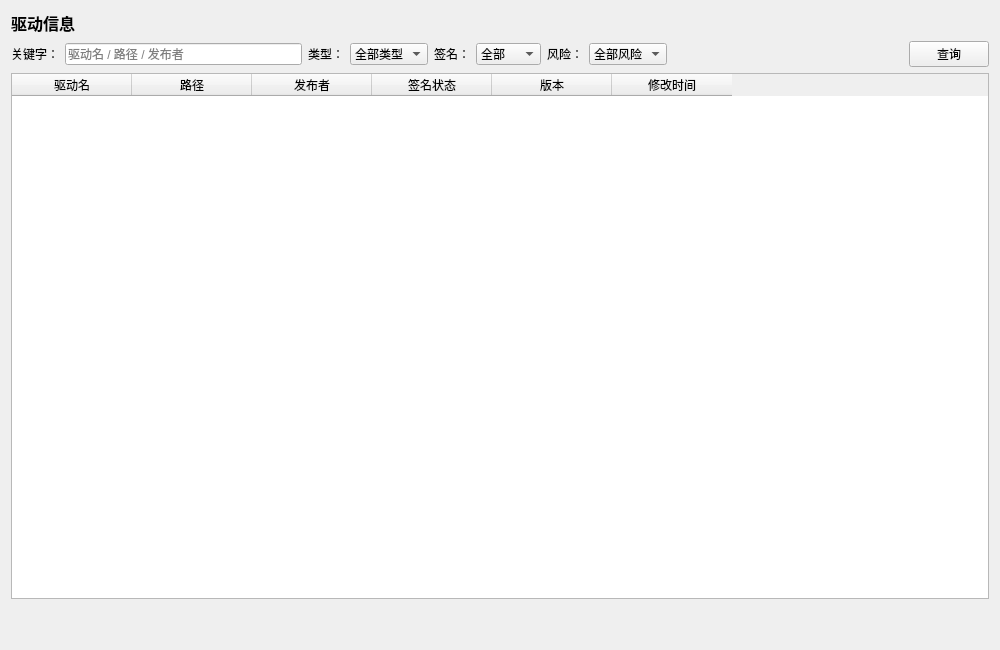
First picture: the form in ui/DriverInfoPage.ui, repository rakehellsx/MaliciousDetector, before the edit.
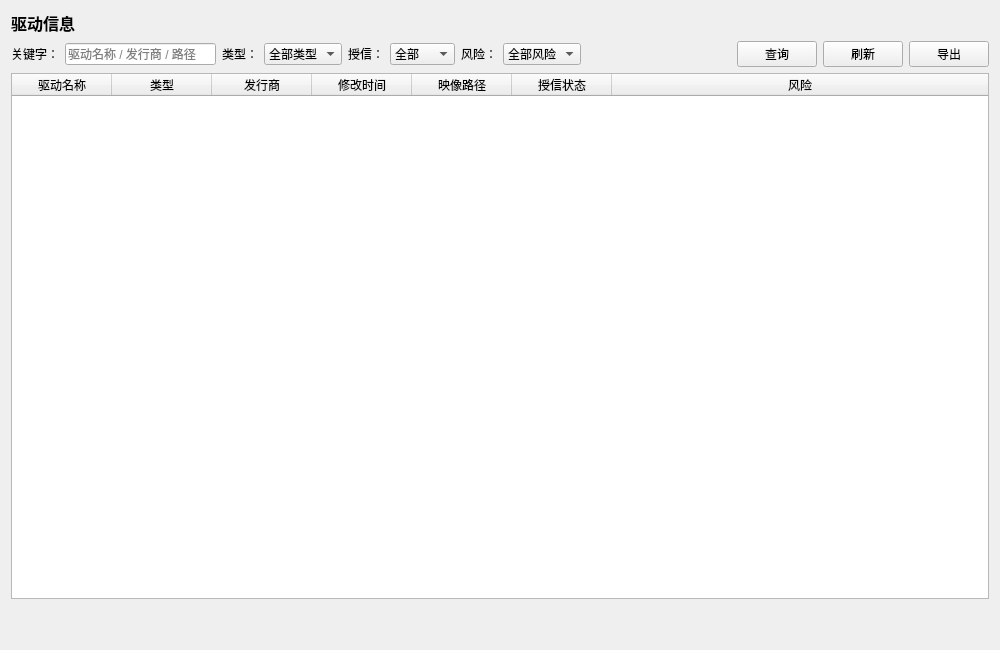
Second picture: the form after the edit.

The edit to the form file:
```diff
--- a/ui/DriverInfoPage.ui
+++ b/ui/DriverInfoPage.ui
@@ -22,7 +22,7 @@
      </item>
      <item>
       <widget class="QLineEdit" name="m_edtKeyword">
-        <property name="placeholderText"><string>驱动名 / 路径 / 发布者</string></property>
+        <property name="placeholderText"><string>驱动名称 / 发行商 / 路径</string></property>
        </widget>
      </item>
      <item>
@@ -38,7 +38,7 @@
      </item>
      <item>
       <widget class="QLabel" name="">
-        <property name="text"><string>签名：</string></property>
+        <property name="text"><string>授信：</string></property>
        </widget>
      </item>
      <item>
@@ -67,13 +67,26 @@
         <property name="text"><string>查询</string></property>
        </widget>
      </item>
+     <item>
+      <widget class="QPushButton" name="btnRefresh">
+        <property name="text"><string>刷新</string></property>
+       </widget>
+     </item>
+     <item>
+      <widget class="QPushButton" name="btnExport">
+        <property name="text"><string>导出</string></property>
+       </widget>
+     </item>
    </layout>
   </item>
   <item>
    <widget class="QTableWidget" name="m_tbl">
-     <property name="columnCount"><number>6</number></property>
-     <attribute name="horizontalHeaderDefaultSectionSize"><number>120</number></attribute>
-     <column><property name="text"><string>驱动名</string></property></column><column><property name="text"><string>路径</string></property></column><column><property name="text"><string>发布者</string></property></column><column><property name="text"><string>签名状态</string></property></column><column><property name="text"><string>版本</string></property></column><column><property name="text"><string>修改时间</string></property></column>
+     <property name="alternatingRowColors"><bool>true</bool></property>
+     <property name="selectionBehavior"><enum>QAbstractItemView::SelectRows</enum></property>
+     <property name="editTriggers"><set>QAbstractItemView::NoEditTriggers</set></property>
+     <property name="columnCount"><number>7</number></property>
+     <attribute name="horizontalHeaderStretchLastSection"><bool>true</bool></attribute>
+     <column><property name="text"><string>驱动名称</string></property></column><column><property name="text"><string>类型</string></property></column><column><property name="text"><string>发行商</string></property></column><column><property name="text"><string>修改时间</string></property></column><column><property name="text"><string>映像路径</string></property></column><column><property name="text"><string>授信状态</string></property></column><column><property name="text"><string>风险</string></property></column>
     </widget>
   </item>
   <item>
```
Left out of the diff: 7 changed lines with no effect on the pictures.
